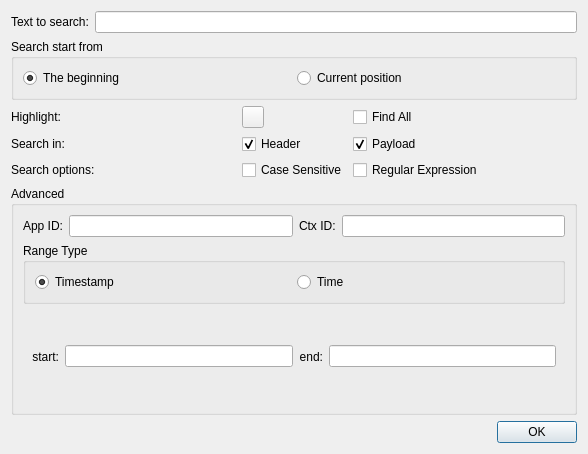
First picture: the form in src/searchdialog.ui, repository COVESA/dlt-viewer, before the edit.
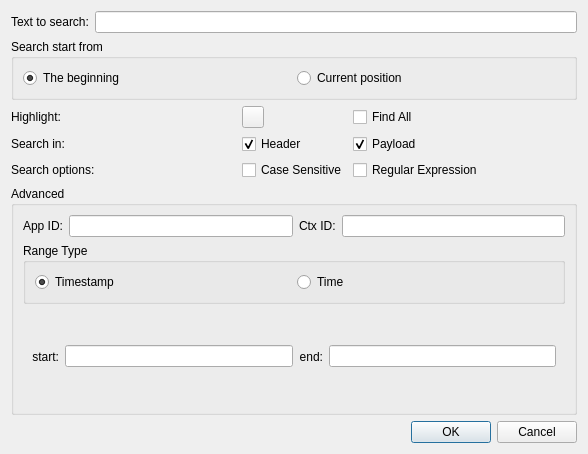
Second picture: the form after the edit. Icons and pictures are not drawn.

Commit message:
Trigger search on SearchDialog::OK click
Add cancel button to Search dialog

The edit to the form file:
```diff
--- a/src/searchdialog.ui
+++ b/src/searchdialog.ui
@@ -311,7 +311,7 @@
      <item>
       <widget class="QDialogButtonBox" name="buttonBox">
        <property name="standardButtons">
-        <set>QDialogButtonBox::Ok</set>
+        <set>QDialogButtonBox::Cancel|QDialogButtonBox::Ok</set>
        </property>
       </widget>
      </item>
```
Left out of the diff: 16 changed lines with no effect on the pictures. The commit also changes 1 other file.
